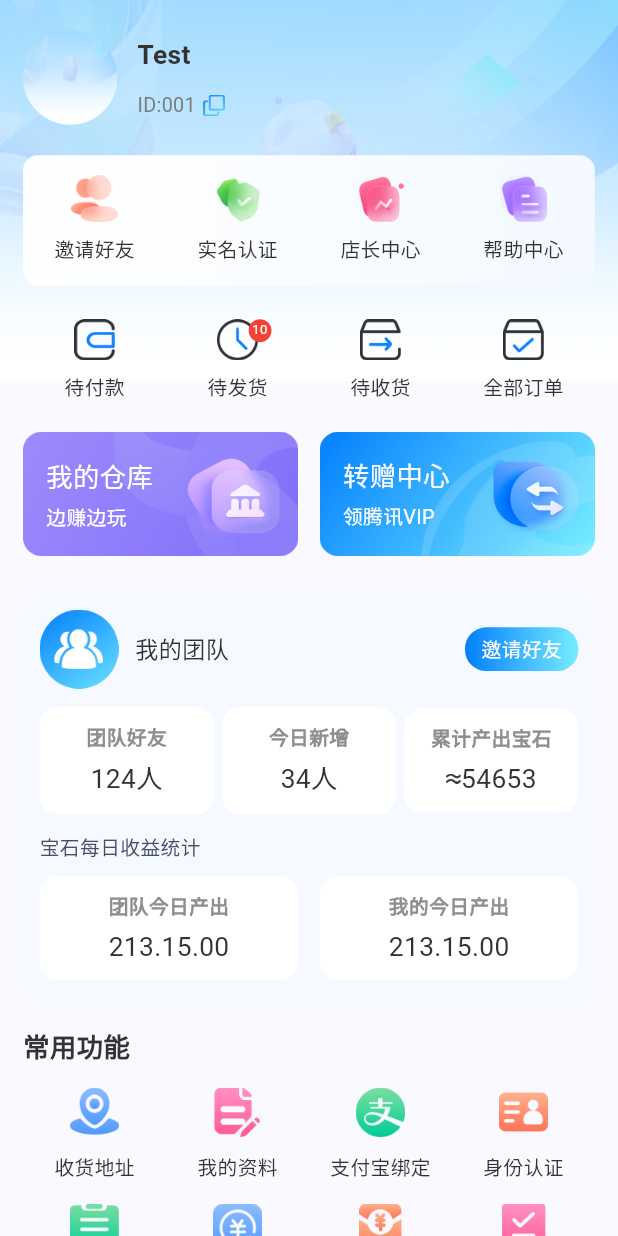
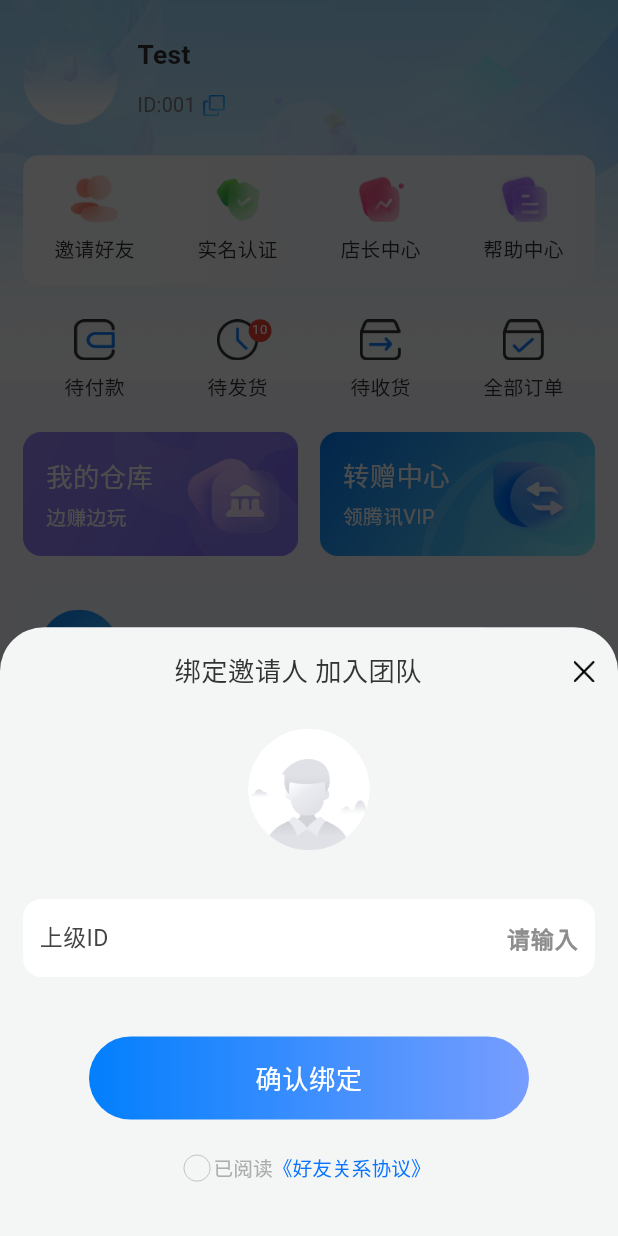
Before and after one commit to hannah2024Flutter/chengbaoworld-ui, a Flutter app: the Mine screen opened directly, after a tap on "邀请好友", on a phone screen of 412 x 824 dp. Run offline on Flutter 3.47's test engine with Material 3 defaults, Android fonts, the light colour scheme and no system bars; our stand-ins replace dio, easy_refresh, flutter_easyloading, flutter_screenutil, get, pretty_dio_logger and 1 more; accounts and stored records are empty.

Commit message:
开发-邀请好友填写邀请码，添加部分校验逻辑等

```diff
--- /dev/null
+++ b/lib/pages/mine/controller/invite_dialog_controller.dart
@@ -0,0 +1,31 @@
+import 'package:castleworld/common/util/loading.dart';
+import 'package:get/get.dart';
+
+/// 创建时间：2024/1/27
+/// 作者：hannah
+/// 描述：
+
+class InviteDialogController extends GetxController {
+  RxString superId = ''.obs;
+  RxBool isRead = false.obs;
+
+  @override
+  void onInit() {
+    super.onInit();
+    superId.value = '';
+    isRead.value = false;
+  }
+
+  saveData() {
+    if (superId.isEmpty) {
+      Loading.toast("请输入上级ID");
+      return;
+    }
+    if (!isRead.value) {
+      Loading.toast("请阅读并勾选好友协议");
+      return;
+    }
+
+    ///TODO
+  }
+}
--- /dev/null
+++ b/lib/pages/mine/invite_dialog.dart
@@ -0,0 +1,229 @@
+import 'package:castleworld/common/routers/app_routes.dart';
+import 'package:castleworld/config/Utils.dart';
+import 'package:castleworld/pages/mine/controller/invite_dialog_controller.dart';
+import 'package:flutter/gestures.dart';
+import 'package:flutter/material.dart';
+import 'package:flutter/services.dart';
+import 'package:flutter_screenutil/flutter_screenutil.dart';
+import 'package:get/get.dart';
+
+/// 创建时间：2024/1/27
+/// 作者：hannah
+/// 描述：邀请好友 底部弹窗
+
+class InviteDialog extends StatefulWidget {
+  const InviteDialog({super.key});
+
+  @override
+  State<InviteDialog> createState() => _InviteDialogState();
+}
+
+class _InviteDialogState extends State<InviteDialog> {
+  InviteDialogController dataController = Get.put(InviteDialogController());
+
+  @override
+  initState() {
+    super.initState();
+    dataController.onInit();
+  }
+
+  @override
+  Widget build(BuildContext context) {
+    return Container(
+      decoration: BoxDecoration(
+        color: const Color(0xfff4f5f5),
+        borderRadius: BorderRadius.only(
+          topLeft: Radius.circular(29.r),
+          topRight: Radius.circular(29.r),
+        ),
+      ),
+      height: 400.h,
+      padding: EdgeInsets.only(left: 14.w, right: 14.w, top: 16.h, bottom: 16.h),
+      child: Obx(
+        () => SingleChildScrollView(
+          child: Column(
+            children: [
+              _titleView(),
+              _userImgView(),
+              _superIdView(),
+              _saveBtn(),
+              _readAgreement(),
+            ],
+          ),
+        ),
+      ),
+    );
+  }
+
+  Widget _titleView() {
+    return Row(
+      crossAxisAlignment: CrossAxisAlignment.center,
+      children: [
+        Expanded(
+          child: Text(
+            "绑定邀请人 加入团队",
+            style: TextStyle(
+              color: const Color(0xFF333333),
+              fontSize: 16.sp,
+              fontWeight: FontWeight.w500,
+            ),
+            textAlign: TextAlign.center,
+          ),
+        ),
+        InkWell(
+          onTap: () {
+            Navigator.of(context).pop();
+          },
+          child: Image.asset(
+            getImgPath('ic_mine_close'),
+            fit: BoxFit.fill,
+            width: 13.w,
+            height: 13.w,
+          ),
+        ),
+      ],
+    );
+  }
+
+  Widget _userImgView() {
+    return Padding(
+      padding: EdgeInsets.only(top: 24.h, bottom: 20.h),
+      child: ClipRRect(
+        borderRadius: BorderRadius.all(Radius.circular(80.r)),
+        child: Image.asset(
+          getImgPath('ic_mine_image_default'),
+          fit: BoxFit.fill,
+          width: 80.r,
+          height: 80.r,
+        ),
+      ),
+    );
+  }
+
+  Widget _superIdView() {
+    return Container(
+      decoration: BoxDecoration(
+        color: Colors.white,
+        borderRadius: BorderRadius.all(Radius.circular(12.r)),
+      ),
+      padding: EdgeInsets.only(left: 10.w, right: 10.w, top: 2.h, bottom: 2.h),
+      margin: EdgeInsets.only(bottom: 12.h, top: 12.h),
+      child: Row(
+        children: [
+          Text(
+            "上级ID",
+            style: TextStyle(
+              color: const Color(0xFF444444),
+              fontSize: 14.sp,
+            ),
+          ),
+          Expanded(
+            child: TextField(
+              style: TextStyle(
+                color: const Color(0xFF0E8AFD),
+                fontSize: 14.sp,
+                fontWeight: FontWeight.bold,
+              ),
+              textAlign: TextAlign.end,
+              decoration: InputDecoration(
+                hintText: '请输入',
+                hintStyle: TextStyle(
+                  color: const Color(0xFF8e8e8e),
+                  fontSize: 14.sp,
+                ),
+                border: InputBorder.none, //hide undLine
+                counterText: '',
+              ),
+              inputFormatters: [
+                FilteringTextInputFormatter(RegExp('[0-9]'), allow: true),
+                LengthLimitingTextInputFormatter(20),
+              ],
+              onChanged: (text) {
+                dataController.superId.value = text;
+              },
+            ),
+          ),
+        ],
+      ),
+    );
+  }
+
+  Widget _saveBtn() {
+    return InkWell(
+      onTap: () {
+        dataController.saveData();
+      },
+      child: Container(
+        decoration: BoxDecoration(
+            gradient: const LinearGradient(colors: [
+              Color(0xff027FFD),
+              Color(0xff779DFF),
+            ]),
+            borderRadius: BorderRadius.all(Radius.circular(29.r))),
+        padding: EdgeInsets.only(top: 15.h, bottom: 15.h),
+        margin: EdgeInsets.only(top: 27.h, bottom: 10.h, left: 40.w, right: 40.w),
+        width: double.infinity,
+        child: Text(
+          "确认绑定",
+          style: TextStyle(
+            color: Colors.white,
+            fontSize: 16.sp,
+            fontWeight: FontWeight.w500,
+          ),
+          textAlign: TextAlign.center,
+        ),
+      ),
+    );
+  }
+
+  Widget _readAgreement() {
+    return InkWell(
+      onTap: () {
+        dataController.isRead.value = !dataController.isRead.value;
+      },
+      child: Container(
+        alignment: Alignment.center,
+        margin: EdgeInsets.only(bottom: 12.h, top: 12.h),
+        child: Row(
+          mainAxisAlignment: MainAxisAlignment.center,
+          children: [
+            SizedBox(
+              height: 12.w,
+              width: 12.w,
+              child: Checkbox(
+                value: dataController.isRead.value,
+                onChanged: (isChecked) {
+                  dataController.isRead.value = isChecked!;
+                },
+                activeColor: const Color(0xFF0974FF),
+                checkColor: const Color(0xFFB3B3B3),
+                side: const BorderSide(color: Color(0xFFB3B3B3), width: .5),
+                shape: RoundedRectangleBorder(
+                  side: const BorderSide(color: Color(0xFFB3B3B3), width: .5),
+                  borderRadius: BorderRadius.circular(10),
+                ),
+              ),
+            ),
+            SizedBox(width: 4.w),
+            RichText(
+              text: TextSpan(
+                text: '已阅读',
+                style: TextStyle(color: const Color(0xFFADADAD), fontSize: 12.sp),
+                children: [
+                  TextSpan(
+                    text: '《好友关系协议》',
+                    recognizer: TapGestureRecognizer()
+                      ..onTap = () {
+                        Get.toNamed(AppRoutes.prvAgreemeet);
+                      },
+                    style: TextStyle(color: const Color(0xFF0974FF), fontSize: 12.sp),
+                  ),
+                ],
+              ),
+            ),
+          ],
+        ),
+      ),
+    );
+  }
+}
--- a/lib/pages/mine/widgets/mine_center_widget.dart
+++ b/lib/pages/mine/widgets/mine_center_widget.dart
@@ -1,7 +1,6 @@
 import 'package:castleworld/common/routers/app_routes.dart';
 import 'package:castleworld/config/Utils.dart';
 import 'package:castleworld/pages/mine/my_social_info_dialog.dart';
-import 'package:flutter/cupertino.dart';
 import 'package:flutter/material.dart';
 import 'package:flutter_screenutil/flutter_screenutil.dart';
 import 'package:get/get.dart';
--- a/lib/pages/mine/widgets/mine_function_widget.dart
+++ b/lib/pages/mine/widgets/mine_function_widget.dart
@@ -1,4 +1,5 @@
 import 'package:castleworld/config/Utils.dart';
+import 'package:castleworld/pages/mine/invite_dialog.dart';
 import 'package:flutter/cupertino.dart';
 import 'package:flutter/material.dart';
 import 'package:flutter_screenutil/flutter_screenutil.dart';
@@ -26,7 +27,15 @@ class MineFunctionWidget extends StatelessWidget {
         direction: Axis.horizontal,
         children: [
           _getMineActionItem('ic_mine_action_invite', '邀请好友', () {
-            //todo
+            showModalBottomSheet(
+              backgroundColor: Colors.transparent,
+              barrierColor: const Color(0xb3000000),
+              isScrollControlled: true,
+              context: context,
+              builder: (BuildContext context) {
+                return const InviteDialog();
+              },
+            );
           }),
           _getMineActionItem('ic_mine_action_auth', '实名认证', () {
             //todo
```
Also changed, not shown: lib/pages/mine/controller/my_social_info_dialog_controller.dart (added, +35 -0 lines), lib/pages/mine/my_social_info_dialog.dart (+39 -10 lines), assets/images/ic_choose_s.webp (added), assets/images/ic_choose_u.webp (added), assets/images/ic_mine_image_default.webp (added).
